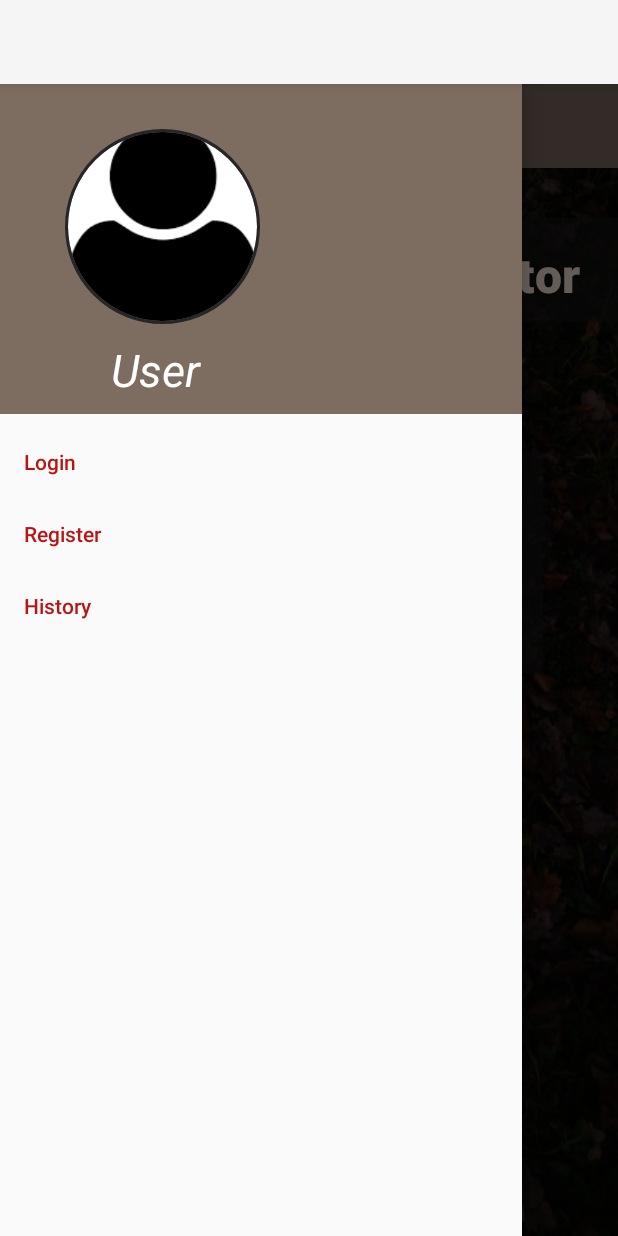
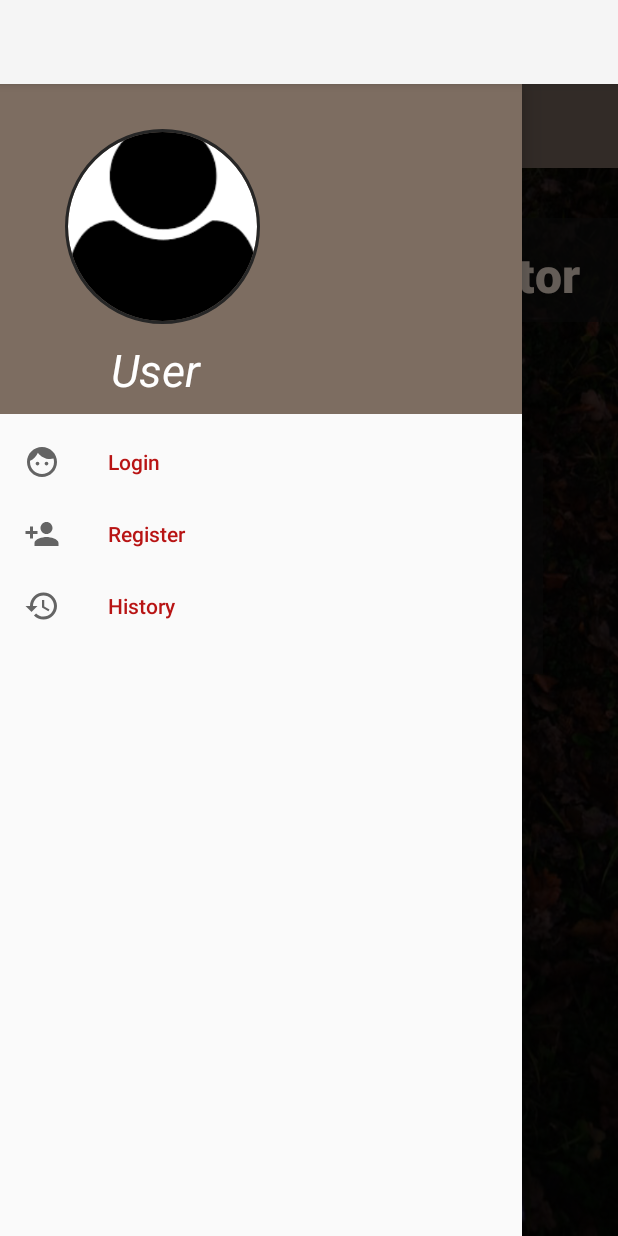
Before and after one commit to RazTutu/reviewinatorApp, an Android app: the screen it shows after launch (MainActivity), with the side drawer open, on a phone screen of 412 x 824 dp. Run offline under Robolectric (Android 15) with nearby library versions, the phone set to English and light mode, and no system bars; our stand-ins replace CircleImageView; 1 statement that could not run was skipped.

Commit message:
Added icons to the NavigationDrawer

```diff
--- /dev/null
+++ b/app/src/main/res/drawable/ic_face.xml
@@ -0,0 +1,9 @@
+<vector xmlns:android="http://schemas.android.com/apk/res/android"
+        android:width="24dp"
+        android:height="24dp"
+        android:viewportWidth="24.0"
+        android:viewportHeight="24.0">
+    <path
+        android:fillColor="#FF000000"
+        android:pathData="M9,11.75c-0.69,0 -1.25,0.56 -1.25,1.25s0.56,1.25 1.25,1.25 1.25,-0.56 1.25,-1.25 -0.56,-1.25 -1.25,-1.25zM15,11.75c-0.69,0 -1.25,0.56 -1.25,1.25s0.56,1.25 1.25,1.25 1.25,-0.56 1.25,-1.25 -0.56,-1.25 -1.25,-1.25zM12,2C6.48,2 2,6.48 2,12s4.48,10 10,10 10,-4.48 10,-10S17.52,2 12,2zM12,20c-4.41,0 -8,-3.59 -8,-8 0,-0.29 0.02,-0.58 0.05,-0.86 2.36,-1.05 4.23,-2.98 5.21,-5.37C11.07,8.33 14.05,10 17.42,10c0.78,0 1.53,-0.09 2.25,-0.26 0.21,0.71 0.33,1.47 0.33,2.26 0,4.41 -3.59,8 -8,8z"/>
+</vector>
--- /dev/null
+++ b/app/src/main/res/drawable/ic_history.xml
@@ -0,0 +1,9 @@
+<vector xmlns:android="http://schemas.android.com/apk/res/android"
+        android:width="24dp"
+        android:height="24dp"
+        android:viewportWidth="24.0"
+        android:viewportHeight="24.0">
+    <path
+        android:fillColor="#FF000000"
+        android:pathData="M13,3c-4.97,0 -9,4.03 -9,9L1,12l3.89,3.89 0.07,0.14L9,12L6,12c0,-3.87 3.13,-7 7,-7s7,3.13 7,7 -3.13,7 -7,7c-1.93,0 -3.68,-0.79 -4.94,-2.06l-1.42,1.42C8.27,19.99 10.51,21 13,21c4.97,0 9,-4.03 9,-9s-4.03,-9 -9,-9zM12,8v5l4.28,2.54 0.72,-1.21 -3.5,-2.08L13.5,8L12,8z"/>
+</vector>
--- /dev/null
+++ b/app/src/main/res/drawable/ic_person_add.xml
@@ -0,0 +1,9 @@
+<vector xmlns:android="http://schemas.android.com/apk/res/android"
+        android:width="24dp"
+        android:height="24dp"
+        android:viewportWidth="24.0"
+        android:viewportHeight="24.0">
+    <path
+        android:fillColor="#FF000000"
+        android:pathData="M15,12c2.21,0 4,-1.79 4,-4s-1.79,-4 -4,-4 -4,1.79 -4,4 1.79,4 4,4zM6,10L6,7L4,7v3L1,10v2h3v3h2v-3h3v-2L6,10zM15,14c-2.67,0 -8,1.34 -8,4v2h16v-2c0,-2.66 -5.33,-4 -8,-4z"/>
+</vector>
--- a/app/src/main/res/menu/menu_item.xml
+++ b/app/src/main/res/menu/menu_item.xml
@@ -2,12 +2,17 @@
 <menu xmlns:android="http://schemas.android.com/apk/res/android">
     <item
         android:id="@+id/login"
-        android:title="Login" />
+        android:title="Login"
+        android:icon="@drawable/ic_face"
+        />
     <item
         android:id="@+id/register"
         android:title="Register"
+        android:icon="@drawable/ic_person_add"
         />
     <item
         android:id="@+id/history"
-        android:title="History" />
+        android:title="History"
+        android:icon="@drawable/ic_history"
+        />
 </menu>
```
